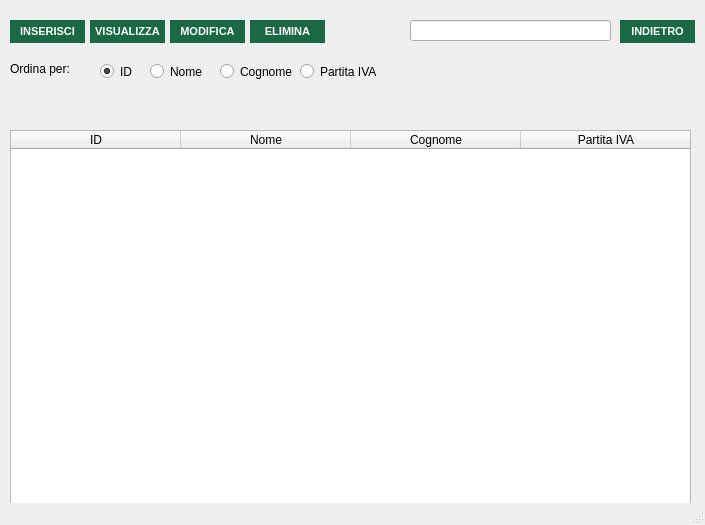
This is src/main/gui/clienti.ui in OT-Rax/AnconAmbiente as Qt 5 draws it before an edit. The edited form follows.
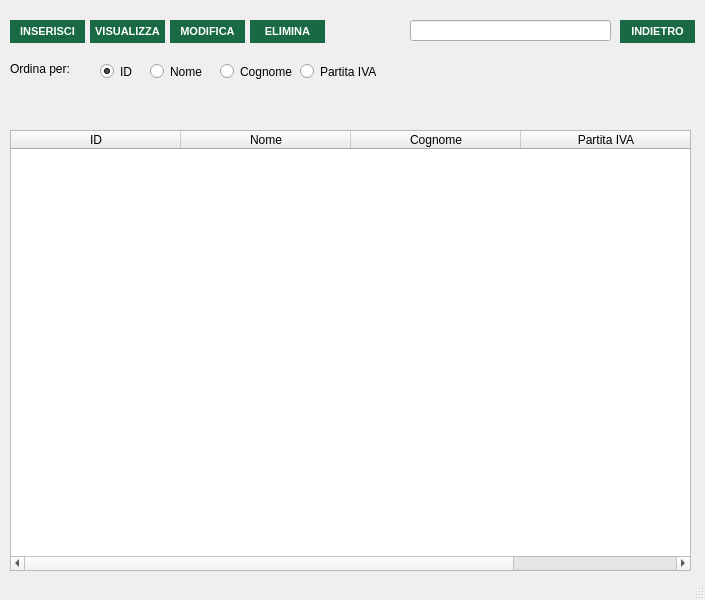
This is the edited form. Icons and pictures are not drawn.

Diff of the .ui file:
```diff
--- a/src/main/gui/clienti.ui
+++ b/src/main/gui/clienti.ui
@@ -7,7 +7,7 @@
     <x>0</x>
     <y>0</y>
     <width>705</width>
-    <height>525</height>
+    <height>600</height>
    </rect>
   </property>
   <property name="sizePolicy">
@@ -19,7 +19,7 @@
   <property name="minimumSize">
    <size>
     <width>705</width>
-    <height>525</height>
+    <height>600</height>
    </size>
   </property>
   <property name="maximumSize">
```
